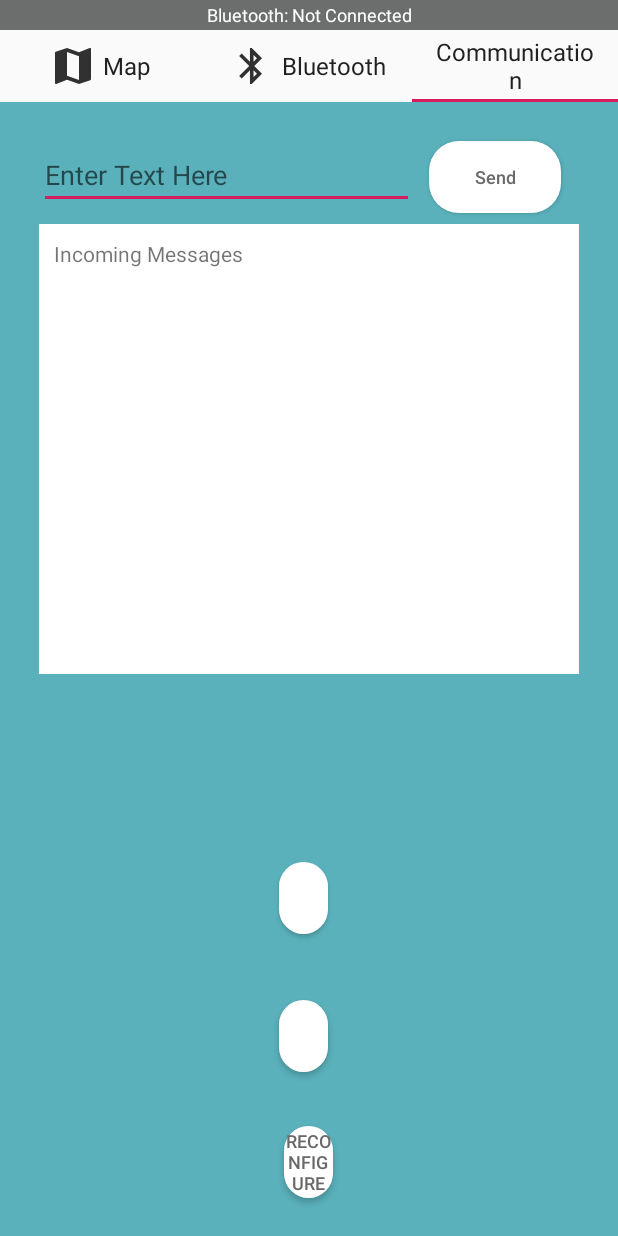
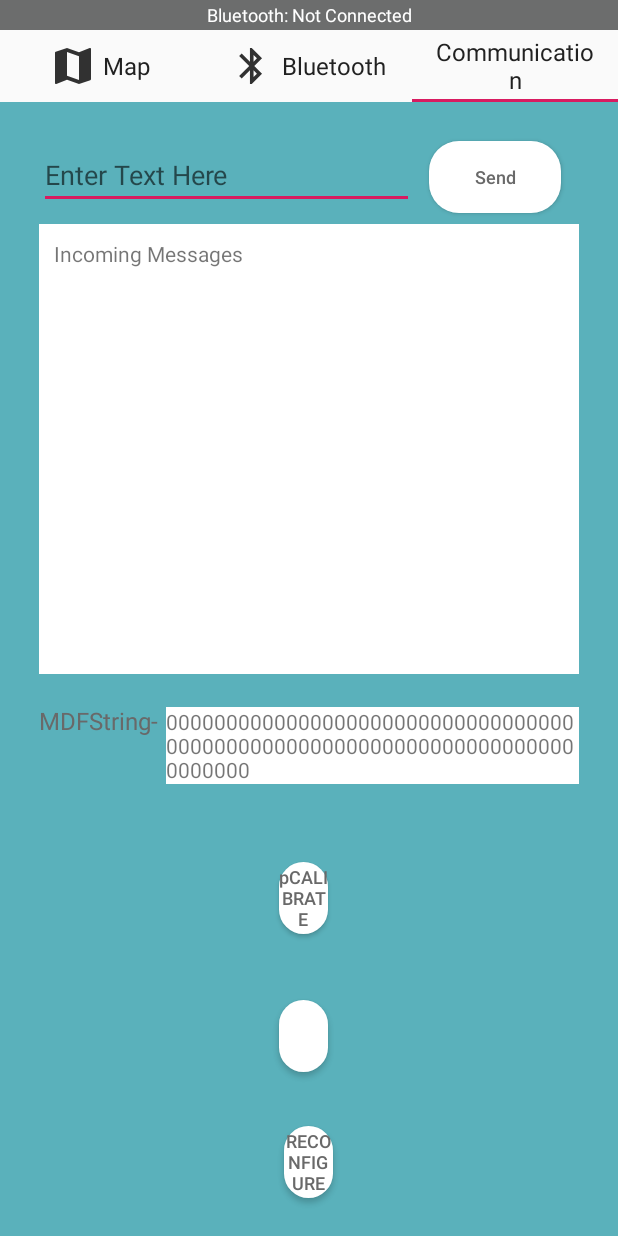
Before and after one commit to huanzhz/CZ3004-MDP, an Android app: the screen it shows after launch (MainActivity), tab 3 chosen, on a phone screen of 412 x 824 dp. Run offline under Robolectric (Android 15) with nearby library versions, the phone set to English and light mode, and no system bars.

Commit message:
mdf string

```diff
--- a/app/src/main/java/com/example/mdpgroup6yr1920sem2/CommsTab.java
+++ b/app/src/main/java/com/example/mdpgroup6yr1920sem2/CommsTab.java
@@ -35,7 +35,7 @@ public class CommsTab extends Fragment {
     }
 
     public MainActivity mainActivityObj;
-    private TextView incomingMessages;
+    private TextView incomingMessages, mdfMessage;
     private View view;
     private String oldF1text, oldF2text;
     private String newF1text, newF2text;
@@ -158,6 +158,7 @@ public class CommsTab extends Fragment {
 
             // Receive Messages
             incomingMessages = (TextView) view.findViewById(R.id.incomingMessage);
+            mdfMessage = (TextView) view.findViewById(R.id.mdfText);
 
             loadData();
             updateViews(oldF1text, oldF2text);
@@ -170,6 +171,9 @@ public class CommsTab extends Fragment {
      */
     public void setIncomingText(StringBuilder yourText){
         incomingMessages.setText(yourText);
+    }
+    public void setMDFText(StringBuilder yourText){
+        mdfMessage.setText(yourText);
     }
 
     public void saveData(String newTextF1, String newTextF2) {
@@ -189,7 +193,7 @@ public class CommsTab extends Fragment {
 
     public void loadData() {
         SharedPreferences sharedPreferences = mainActivityObj.getApplicationContext().getSharedPreferences(SHARED_PREFS, MODE_PRIVATE);
-        oldF1text = sharedPreferences.getString(TEXT_F1, "");
+        oldF1text = sharedPreferences.getString(TEXT_F1, "pCALIBRATE");
         oldF2text = sharedPreferences.getString(TEXT_F2, "");
     }
 
--- a/app/src/main/java/com/example/mdpgroup6yr1920sem2/MainActivity.java
+++ b/app/src/main/java/com/example/mdpgroup6yr1920sem2/MainActivity.java
@@ -60,7 +60,7 @@ public class MainActivity extends AppCompatActivity {
     BluetoothAdapter mBluetoothAdapter;
     BluetoothConnectionService mBluetoothConnection;
 
-    StringBuilder messages;
+    StringBuilder messages, mdf_messages;
 
     private static final UUID MY_UUID_INSECURE = UUID.fromString("00001101-0000-1000-8000-00805F9B34FB");
 
@@ -203,6 +203,7 @@ public class MainActivity extends AppCompatActivity {
         bluetoothToolBarText = (TextView) findViewById(R.id.bluetoothTextView);
 
         messages = new StringBuilder();
+        mdf_messages = new StringBuilder();
 
         myReconfigureDialog = new Dialog(this);
 
@@ -377,6 +378,16 @@ public class MainActivity extends AppCompatActivity {
                 messages.append(text + "\n");
                 ((CommsTab) pageradapter.fragment3).setIncomingText(messages);
 
+                mdf_messages.setLength(0);
+                mdf_messages.append(RPiString[2]);
+                ((CommsTab) pageradapter.fragment3).setMDFText(mdf_messages);
+
+                /*
+                if (text.contains("DONE")) {
+                    // display the mdf string
+                }
+                */
+
             } else if (text.contains("FASTEST")) {
                 //Insert Fastest Path code here;
                 //FASTEST|flfffffrffffflffrffflfflflffrffffrfffffffffrfffffffflf
--- a/app/src/main/res/layout/communication.xml
+++ b/app/src/main/res/layout/communication.xml
@@ -111,6 +111,30 @@
             android:layout_marginEnd="174dp"
             android:text="@string/btn_reconfigure" />
 
+        <TextView
+            android:id="@+id/mdfStaticText"
+            android:layout_width="wrap_content"
+            android:layout_height="wrap_content"
+            android:layout_below="@+id/scrollViewForMessage"
+            android:layout_marginTop="10dp"
+            android:layout_marginBottom="10dp"
+            android:layout_marginLeft="10dp"
+            android:text="MDFString-"
+            android:textSize="16dp"
+            android:theme="@style/SideBarLayout"/>
+
+        <TextView
+            android:id="@+id/mdfText"
+            android:layout_width="wrap_content"
+            android:layout_height="wrap_content"
+            android:layout_below="@+id/scrollViewForMessage"
+            android:layout_marginStart="5dp"
+            android:layout_marginTop="12dp"
+            android:layout_marginEnd="10dp"
+            android:layout_toEndOf="@+id/mdfStaticText"
+            android:background="#FFFFFF"
+            android:text="000000000000000000000000000000000000000000000000000000000000000000000000000" />
+
     </RelativeLayout>
 
 </androidx.constraintlayout.widget.ConstraintLayout>
```
